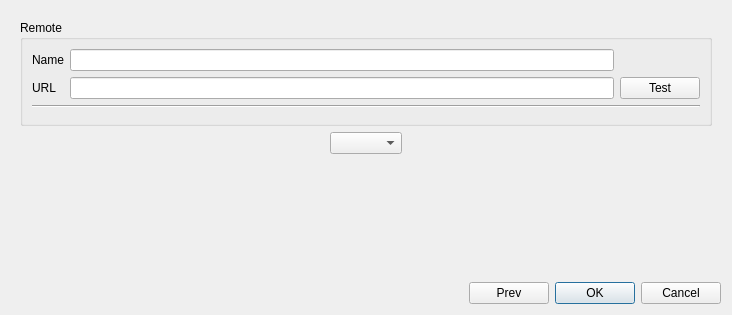
Old version of the form src/AddRepositoryDialog.ui in the repository soramimi/Guitar.
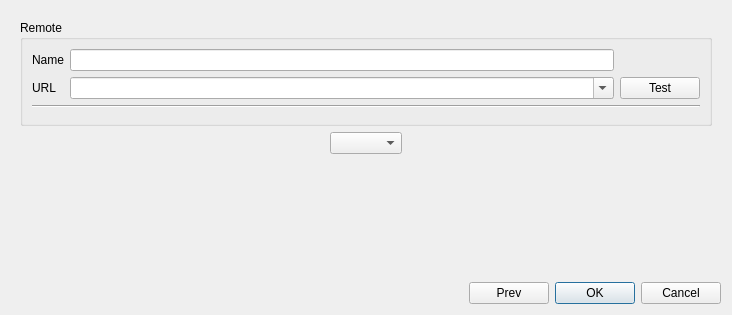
New version of the form. The open tabs and pages were chosen to show the change. Custom widgets are drawn as their Qt base class.

```diff
--- a/src/AddRepositoryDialog.ui
+++ b/src/AddRepositoryDialog.ui
@@ -157,7 +157,11 @@
              </widget>
             </item>
             <item row="1" column="1">
-             <widget class="RepositoryLineEdit" name="lineEdit_remote_url"/>
+             <widget class="RepositoryUrlComboBox" name="comboBox_remote_url">
+              <property name="editable">
+               <bool>true</bool>
+              </property>
+             </widget>
             </item>
             <item row="1" column="2">
              <widget class="QPushButton" name="pushButton_test_repo">
@@ -275,11 +279,6 @@
   </layout>
  </widget>
  <customwidgets>
-  <customwidget>
-   <class>RepositoryLineEdit</class>
-   <extends>QLineEdit</extends>
-   <header>RepositoryLineEdit.h</header>
-  </customwidget>
   <customwidget>
    <class>DirectoryLineEdit</class>
    <extends>QLineEdit</extends>
@@ -291,6 +290,11 @@
    <header>RemoteAdvancedOptionWidget.h</header>
    <container>1</container>
   </customwidget>
+  <customwidget>
+   <class>RepositoryUrlComboBox</class>
+   <extends>QComboBox</extends>
+   <header>RepositoryUrlComboBox.h</header>
+  </customwidget>
  </customwidgets>
  <tabstops>
   <tabstop>radioButton_clone</tabstop>
```
Left out of the diff: 3 changed lines with no effect on the pictures.
